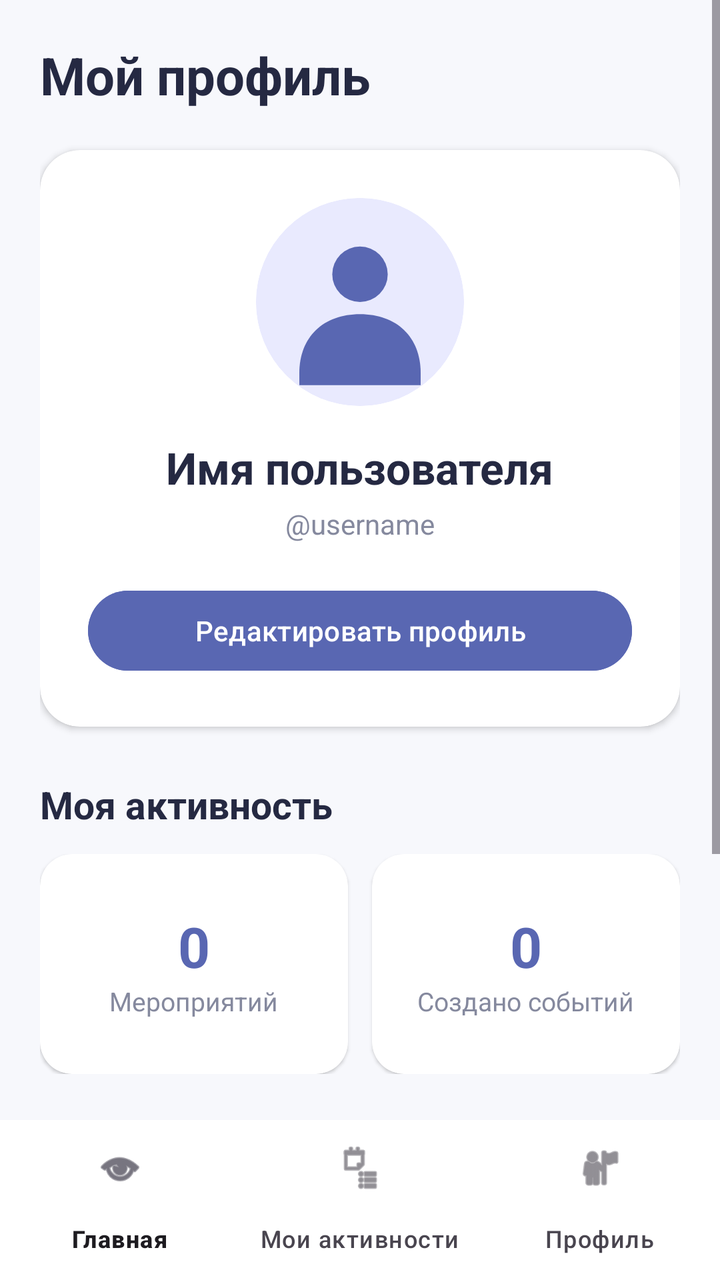
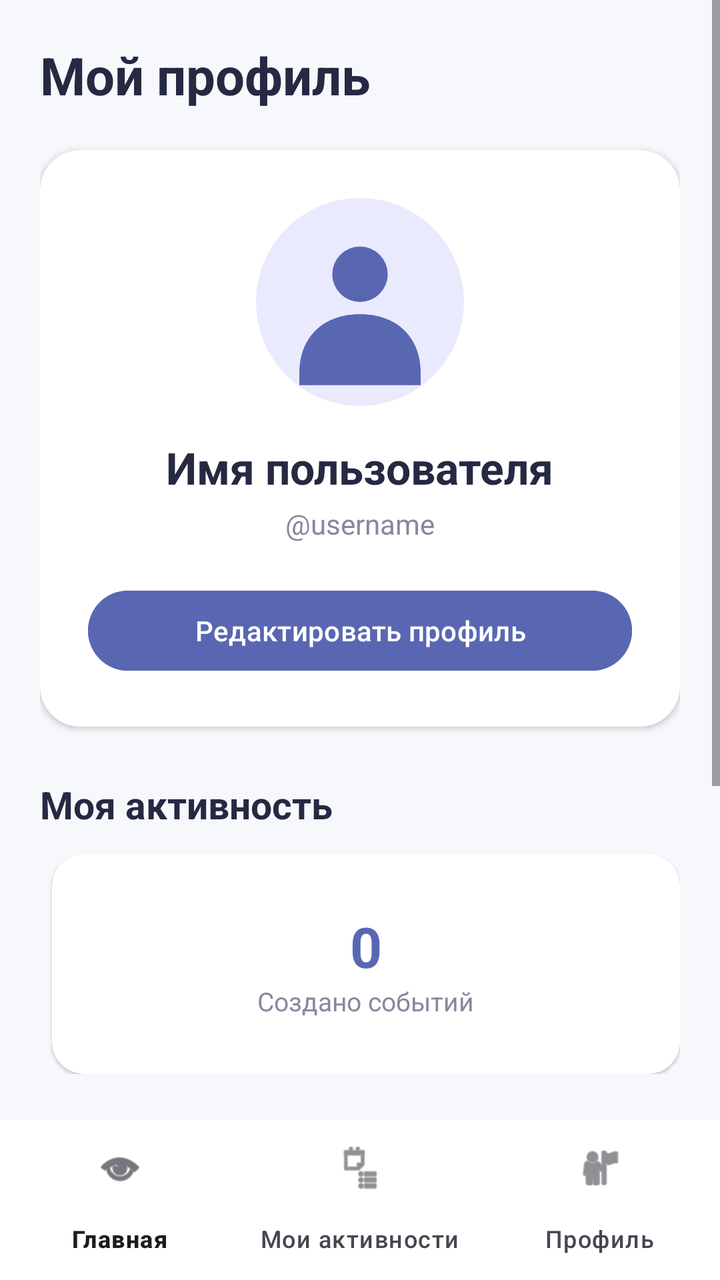

Compare the two renders of this Android layout. The source of the first and the diff that turns it into the second are given below.
<!-- AndroidManifest.xml: application theme Theme.UniTime -->
<!-- res/layout/activity_profile.xml -->
<?xml version="1.0" encoding="utf-8"?>
<LinearLayout
    xmlns:android="http://schemas.android.com/apk/res/android"
    xmlns:app="http://schemas.android.com/apk/res-auto"
    android:layout_width="match_parent"
    android:layout_height="match_parent"
    android:orientation="vertical"
    android:background="#F7F8FC">

    <ScrollView
        android:layout_width="match_parent"
        android:layout_height="0dp"
        android:layout_weight="1"
        android:fillViewport="true">

        <LinearLayout
            android:layout_width="match_parent"
            android:layout_height="wrap_content"
            android:orientation="vertical"
            android:padding="20dp">

            
            <TextView
                android:layout_width="match_parent"
                android:layout_height="wrap_content"
                android:text="Мой профиль"
                android:textColor="#252942"
                android:textSize="26sp"
                android:textStyle="bold"
                android:layout_marginBottom="20dp" />

            
            <com.google.android.material.card.MaterialCardView
                android:layout_width="match_parent"
                android:layout_height="wrap_content"
                app:cardCornerRadius="20dp"
                app:cardElevation="2dp"
                app:cardBackgroundColor="#FFFFFF"
                app:strokeWidth="0dp">

                <LinearLayout
                    android:layout_width="match_parent"
                    android:layout_height="wrap_content"
                    android:orientation="vertical"
                    android:gravity="center"
                    android:padding="24dp">

                    <com.google.android.material.card.MaterialCardView
                        android:layout_width="104dp"
                        android:layout_height="104dp"
                        android:layout_marginBottom="16dp"
                        app:cardCornerRadius="52dp"
                        app:cardElevation="0dp"
                        app:strokeWidth="0dp"
                        app:cardBackgroundColor="#E9EAFE">

                        <ImageView
                            android:id="@+id/profileAvatar"
                            android:layout_width="match_parent"
                            android:layout_height="match_parent"
                            android:src="@drawable/ic_profile_placeholder"
                            android:scaleType="centerCrop"
                            android:contentDescription="Аватар пользователя" />

                    </com.google.android.material.card.MaterialCardView>

                    <TextView
                        android:id="@+id/profileName"
                        android:layout_width="wrap_content"
                        android:layout_height="wrap_content"
                        android:text="Имя пользователя"
                        android:textColor="#252942"
                        android:textSize="22sp"
                        android:textStyle="bold" />

                    <TextView
                        android:id="@+id/profileLogin"
                        android:layout_width="wrap_content"
                        android:layout_height="wrap_content"
                        android:text="@username"
                        android:textColor="#85899E"
                        android:textSize="14sp"
                        android:layout_marginTop="4dp" />

                    <Button
                        android:id="@+id/editProfileButton"
                        android:layout_width="match_parent"
                        android:layout_height="wrap_content"
                        android:text="Редактировать профиль"
                        android:textAllCaps="false"
                        android:textColor="#FFFFFF"
                        android:backgroundTint="#5967B2"
                        android:layout_marginTop="20dp" />

                </LinearLayout>
            </com.google.android.material.card.MaterialCardView>

            
            <TextView
                android:layout_width="wrap_content"
                android:layout_height="wrap_content"
                android:text="Моя активность"
                android:textColor="#252942"
                android:textSize="19sp"
                android:textStyle="bold"
                android:layout_marginTop="26dp"
                android:layout_marginBottom="12dp" />

            <LinearLayout
                android:layout_width="match_parent"
                android:layout_height="wrap_content"
                android:orientation="horizontal">

                <com.google.android.material.card.MaterialCardView
                    android:layout_width="0dp"
                    android:layout_height="110dp"
                    android:layout_weight="1"
                    android:layout_marginEnd="6dp"
                    app:cardCornerRadius="16dp"
                    app:cardElevation="1dp"
                    app:cardBackgroundColor="#FFFFFF"
                    app:strokeWidth="0dp">

                    <LinearLayout
                        android:layout_width="match_parent"
                        android:layout_height="match_parent"
                        android:gravity="center"
                        android:orientation="vertical">

                        <TextView
                            android:id="@+id/profileEventsCount"
                            android:layout_width="wrap_content"
                            android:layout_height="wrap_content"
                            android:text="0"
                            android:textColor="#5967B2"
                            android:textSize="28sp"
                            android:textStyle="bold" />

                        <TextView
                            android:layout_width="wrap_content"
                            android:layout_height="wrap_content"
                            android:text="Мероприятий"
                            android:textColor="#85899E"
                            android:textSize="13sp" />

                    </LinearLayout>
                </com.google.android.material.card.MaterialCardView>

                <com.google.android.material.card.MaterialCardView
                    android:layout_width="0dp"
                    android:layout_height="110dp"
                    android:layout_weight="1"
                    android:layout_marginStart="6dp"
                    app:cardCornerRadius="16dp"
                    app:cardElevation="1dp"
                    app:cardBackgroundColor="#FFFFFF"
                    app:strokeWidth="0dp">

                    <LinearLayout
                        android:layout_width="match_parent"
                        android:layout_height="match_parent"
                        android:gravity="center"
                        android:orientation="vertical">

                        <TextView
                            android:id="@+id/profileCreatedCount"
                            android:layout_width="wrap_content"
                            android:layout_height="wrap_content"
                            android:text="0"
                            android:textColor="#5967B2"
                            android:textSize="28sp"
                            android:textStyle="bold" />

                        <TextView
                            android:layout_width="wrap_content"
                            android:layout_height="wrap_content"
                            android:text="Создано событий"
                            android:textColor="#85899E"
                            android:textSize="13sp" />

                    </LinearLayout>
                </com.google.android.material.card.MaterialCardView>

            </LinearLayout>

            
            <TextView
                android:layout_width="wrap_content"
                android:layout_height="wrap_content"
                android:text="Аккаунт"
                android:textColor="#252942"
                android:textSize="19sp"
                android:textStyle="bold"
                android:layout_marginTop="26dp"
                android:layout_marginBottom="12dp" />

            <com.google.android.material.card.MaterialCardView
                android:layout_width="match_parent"
                android:layout_height="wrap_content"
                app:cardCornerRadius="16dp"
                app:cardElevation="1dp"
                app:cardBackgroundColor="#FFFFFF"
                app:strokeWidth="0dp">

                <LinearLayout
                    android:layout_width="match_parent"
                    android:layout_height="wrap_content"
                    android:orientation="vertical">

                    <TextView
                        android:id="@+id/profileEmail"
                        android:layout_width="match_parent"
                        android:layout_height="wrap_content"
                        android:text="Email: user@example.com"
                        android:textColor="#454960"
                        android:textSize="15sp"
                        android:padding="18dp" />

                    <View
                        android:layout_width="match_parent"
                        android:layout_height="1dp"
                        android:background="#F0F1F6" />

                    <TextView
                        android:id="@+id/logoutButton"
                        android:layout_width="match_parent"
                        android:layout_height="wrap_content"
                        android:text="Выйти из аккаунта"
                        android:textColor="#D95364"
                        android:textSize="15sp"
                        android:padding="18dp"
                        android:clickable="true"
                        android:focusable="true" />

                </LinearLayout>
            </com.google.android.material.card.MaterialCardView>

        </LinearLayout>
    </ScrollView>

    
    <com.google.android.material.bottomnavigation.BottomNavigationView
        android:id="@+id/bottomNavigation"
        android:layout_width="match_parent"
        android:layout_height="wrap_content"
        android:background="#FFFFFF"
        app:menu="@menu/bottom_navigation_menu"
        app:layout_constraintBottom_toBottomOf="parent" />

</LinearLayout>
<!-- resources referenced by this layout -->
<resources>
  <!-- drawable ic_profile_placeholder (drawable) -->
  <?xml version="1.0" encoding="utf-8"?>
  <vector xmlns:android="http://schemas.android.com/apk/res/android"
      android:width="120dp"
      android:height="120dp"
      android:viewportWidth="120"
      android:viewportHeight="120">
  
      
      <path
          android:fillColor="#E9EAFE"
          android:pathData="M60,0 A60,60 0,1 0,60 120 A60,60 0,1 0,60 0 Z" />
  
      
      <path
          android:fillColor="#5967B2"
          android:pathData="M60,28 A16,16 0,1 0,60 60 A16,16 0,1 0,60 28 Z" />
  
      
      <path
          android:fillColor="#5967B2"
          android:pathData="M60,67 C39,67 25,80 25,101 L25,108 L95,108 L95,101 C95,80 81,67 60,67 Z" />
  
  </vector>
  <style name="Theme.UniTime" parent="Base.Theme.UniTime" />
  <style name="Base.Theme.UniTime" parent="Theme.Material3.DayNight.NoActionBar">
          
          
      </style>
</resources>

<!-- the commit's change to res/layout/activity_profile.xml (unified diff, before → after) -->
@@ -111,40 +111,6 @@
                 android:layout_height="wrap_content"
                 android:orientation="horizontal">
 
-                <com.google.android.material.card.MaterialCardView
-                    android:layout_width="0dp"
-                    android:layout_height="110dp"
-                    android:layout_weight="1"
-                    android:layout_marginEnd="6dp"
-                    app:cardCornerRadius="16dp"
-                    app:cardElevation="1dp"
-                    app:cardBackgroundColor="#FFFFFF"
-                    app:strokeWidth="0dp">
-
-                    <LinearLayout
-                        android:layout_width="match_parent"
-                        android:layout_height="match_parent"
-                        android:gravity="center"
-                        android:orientation="vertical">
-
-                        <TextView
-                            android:id="@+id/profileEventsCount"
-                            android:layout_width="wrap_content"
-                            android:layout_height="wrap_content"
-                            android:text="0"
-                            android:textColor="#5967B2"
-                            android:textSize="28sp"
-                            android:textStyle="bold" />
-
-                        <TextView
-                            android:layout_width="wrap_content"
-                            android:layout_height="wrap_content"
-                            android:text="Мероприятий"
-                            android:textColor="#85899E"
-                            android:textSize="13sp" />
-
-                    </LinearLayout>
-                </com.google.android.material.card.MaterialCardView>
 
                 <com.google.android.material.card.MaterialCardView
                     android:layout_width="0dp"
@@ -187,6 +153,35 @@
             <TextView
                 android:layout_width="wrap_content"
                 android:layout_height="wrap_content"
+                android:text="Мои мероприятия"
+                android:textColor="#252942"
+                android:textSize="19sp"
+                android:textStyle="bold"
+                android:layout_marginTop="26dp"
+                android:layout_marginBottom="12dp" />
+
+            <TextView
+                android:id="@+id/emptyEventsText"
+                android:layout_width="match_parent"
+                android:layout_height="wrap_content"
+                android:text="Вы пока не создали ни одного мероприятия"
+                android:textColor="#85899E"
+                android:textSize="14sp"
+                android:gravity="center"
+                android:padding="24dp"
+                android:visibility="gone" />
+
+            <androidx.recyclerview.widget.RecyclerView
+                android:id="@+id/profileEventsRecycler"
+                android:layout_width="match_parent"
+                android:layout_height="wrap_content"
+                android:nestedScrollingEnabled="false"
+                android:overScrollMode="never" />
+
+            
+            <TextView
+                android:layout_width="wrap_content"
+                android:layout_height="wrap_content"
                 android:text="Аккаунт"
                 android:textColor="#252942"
                 android:textSize="19sp"
